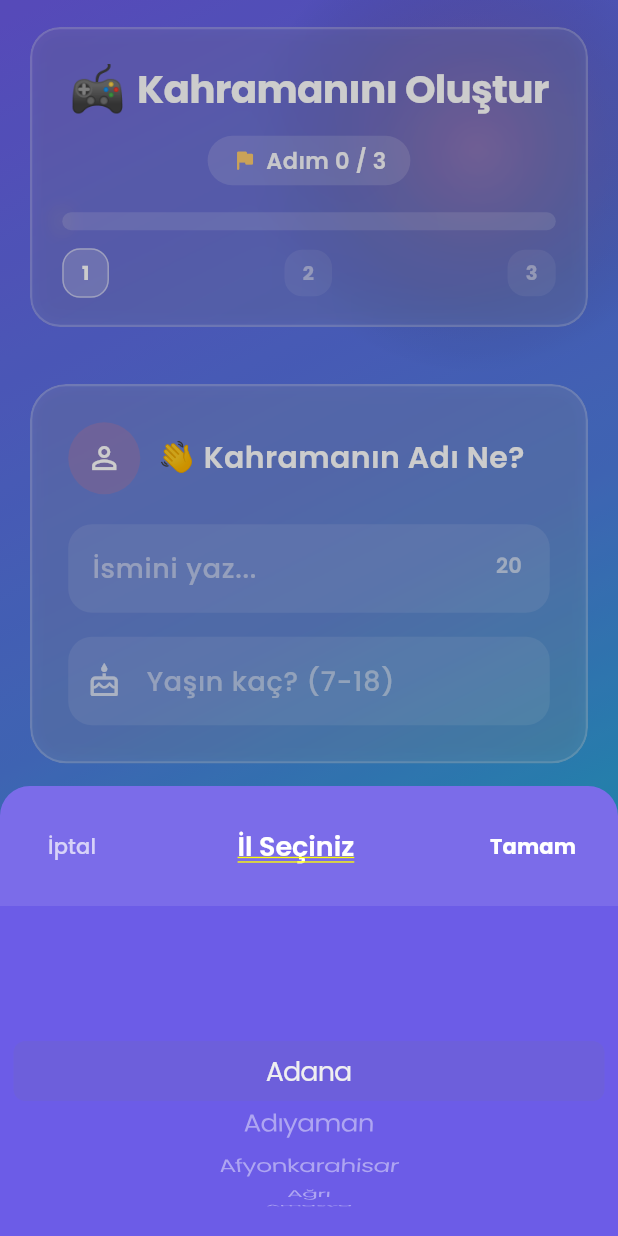
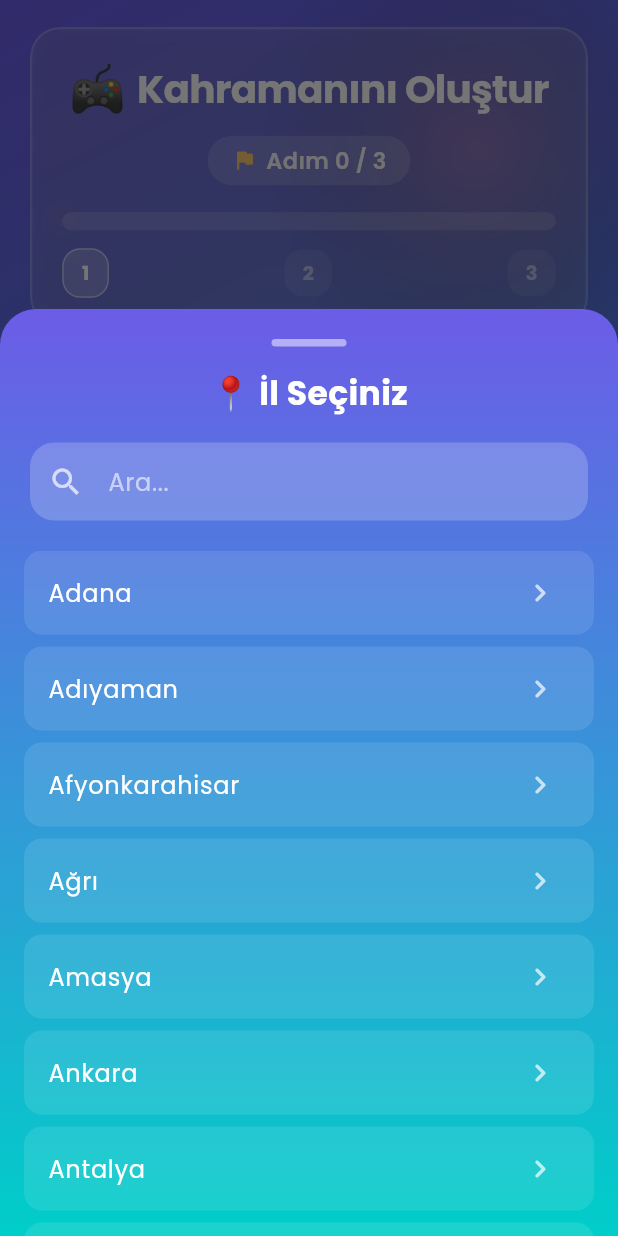
Before and after one commit to Emire221/BilgiAvcisi, a Flutter app: the ProfileSetupScreen screen opened directly, after a tap on "İl Seçiniz", on a phone screen of 412 x 824 dp. Run offline on Flutter 3.47's test engine with Material 3 defaults, Android fonts, the phone set to English and light mode, and no system bars; drawn by our look-alikes of flutter_animate; our stand-ins replace cloud_firestore, confetti, firebase_auth, firebase_core, firebase_storage, flutter_local_notifications and 14 more; missing offline and left inert: record, shake; accounts and stored records are empty; project files that could hold a hidden picture were left out.

Commit message:
feat(UI): İl ve İlçe seçim modallarını okul seçim modalıyla aynı yapıya güncelledi - CupertinoPicker yerine SearchablePickerSheet kullanıldı - Arama özelliği eklendi - Gradient arka plan ve responsive tasarım

```diff
--- a/lib/screens/profile_setup_screen.dart
+++ b/lib/screens/profile_setup_screen.dart
@@ -1,6 +1,5 @@
 import 'dart:convert';
 import 'dart:math' as math;
-import 'package:flutter/cupertino.dart';
 import 'package:flutter/foundation.dart';
 import 'package:flutter/material.dart';
 import 'package:flutter/services.dart';
@@ -1193,170 +1192,40 @@ class _ProfileSetupScreenState extends ConsumerState<ProfileSetupScreen>
 
   void _showCityPicker(BuildContext context) {
     _triggerHaptic();
-    showCupertinoModalPopup(
+    showModalBottomSheet(
       context: context,
-      builder: (_) => Container(
-        height: 300,
-        decoration: BoxDecoration(
-          color: _primaryPurple,
-          borderRadius: const BorderRadius.vertical(top: Radius.circular(20)),
-        ),
-        child: Column(
-          children: [
-            Container(
-              padding: const EdgeInsets.all(16),
-              decoration: BoxDecoration(
-                color: Colors.white.withValues(alpha: 0.1),
-                borderRadius: const BorderRadius.vertical(
-                  top: Radius.circular(20),
-                ),
-              ),
-              child: Row(
-                mainAxisAlignment: MainAxisAlignment.spaceBetween,
-                children: [
-                  TextButton(
-                    onPressed: () => Navigator.pop(context),
-                    child: Text(
-                      'İptal',
-                      style: GoogleFonts.poppins(color: Colors.white70),
-                    ),
-                  ),
-                  Text(
-                    'İl Seçiniz',
-                    style: GoogleFonts.poppins(
-                      color: Colors.white,
-                      fontSize: 18,
-                      fontWeight: FontWeight.w600,
-                    ),
-                  ),
-                  TextButton(
-                    onPressed: () => Navigator.pop(context),
-                    child: Text(
-                      'Tamam',
-                      style: GoogleFonts.poppins(
-                        color: Colors.white,
-                        fontWeight: FontWeight.bold,
-                      ),
-                    ),
-                  ),
-                ],
-              ),
-            ),
-            Expanded(
-              child: CupertinoPicker(
-                backgroundColor: _primaryPurple,
-                itemExtent: 40,
-                scrollController: FixedExtentScrollController(
-                  initialItem: _selectedCity != null
-                      ? _cities.indexOf(_selectedCity!)
-                      : 0,
-                ),
-                onSelectedItemChanged: (i) {
-                  _triggerHaptic();
-                  _onCityChanged(_cities[i]);
-                },
-                children: _cities
-                    .map(
-                      (c) => Center(
-                        child: Text(
-                          c,
-                          style: GoogleFonts.poppins(
-                            color: Colors.white,
-                            fontSize: 18,
-                          ),
-                        ),
-                      ),
-                    )
-                    .toList(),
-              ),
-            ),
-          ],
-        ),
+      isScrollControlled: true,
+      backgroundColor: Colors.transparent,
+      builder: (_) => _SearchablePickerSheet<String>(
+        title: '📍 İl Seçiniz',
+        items: _cities,
+        itemBuilder: (city) => city,
+        searchMatcher: (city, query) =>
+            city.toLowerCase().contains(query.toLowerCase()),
+        onSelected: (city) {
+          Navigator.pop(context);
+          _onCityChanged(city);
+        },
       ),
     );
   }
 
   void _showDistrictPicker() {
     _triggerHaptic();
-    showCupertinoModalPopup(
+    showModalBottomSheet(
       context: context,
-      builder: (_) => Container(
-        height: 300,
-        decoration: BoxDecoration(
-          color: _turquoise,
-          borderRadius: const BorderRadius.vertical(top: Radius.circular(20)),
-        ),
-        child: Column(
-          children: [
-            Container(
-              padding: const EdgeInsets.all(16),
-              decoration: BoxDecoration(
-                color: Colors.white.withValues(alpha: 0.1),
-                borderRadius: const BorderRadius.vertical(
-                  top: Radius.circular(20),
-                ),
-              ),
-              child: Row(
-                mainAxisAlignment: MainAxisAlignment.spaceBetween,
-                children: [
-                  TextButton(
-                    onPressed: () => Navigator.pop(context),
-                    child: Text(
-                      'İptal',
-                      style: GoogleFonts.poppins(color: Colors.white70),
-                    ),
-                  ),
-                  Text(
-                    'İlçe Seçiniz',
-                    style: GoogleFonts.poppins(
-                      color: Colors.white,
-                      fontSize: 18,
-                      fontWeight: FontWeight.w600,
-                    ),
-                  ),
-                  TextButton(
-                    onPressed: () => Navigator.pop(context),
-                    child: Text(
-                      'Tamam',
-                      style: GoogleFonts.poppins(
-                        color: Colors.white,
-                        fontWeight: FontWeight.bold,
-                      ),
-                    ),
-                  ),
-                ],
-              ),
-            ),
-            Expanded(
-              child: CupertinoPicker(
-                backgroundColor: _turquoise,
-                itemExtent: 40,
-                scrollController: FixedExtentScrollController(
-                  initialItem: _selectedDistrict != null
-                      ? _districts.indexOf(_selectedDistrict!)
-                      : 0,
-                ),
-                onSelectedItemChanged: (i) {
-                  _triggerHaptic();
-                  _onDistrictChanged(_districts[i]);
-                },
-                children: _districts
-                    .map(
-                      (d) => Center(
-                        child: Text(
-                          d,
-                          style: GoogleFonts.poppins(
-                            color: Colors.white,
-                            fontSize: 18,
-                          ),
-                        ),
-                      ),
-                    )
-                    .toList(),
-              ),
-            ),
-          ],
-        ),
+      isScrollControlled: true,
+      backgroundColor: Colors.transparent,
+      builder: (_) => _SearchablePickerSheet<String>(
+        title: '🏘️ İlçe Seçiniz',
+        items: _districts,
+        itemBuilder: (district) => district,
+        searchMatcher: (district, query) =>
+            district.toLowerCase().contains(query.toLowerCase()),
+        onSelected: (district) {
+          Navigator.pop(context);
+          _onDistrictChanged(district);
+        },
       ),
     );
   }
```
